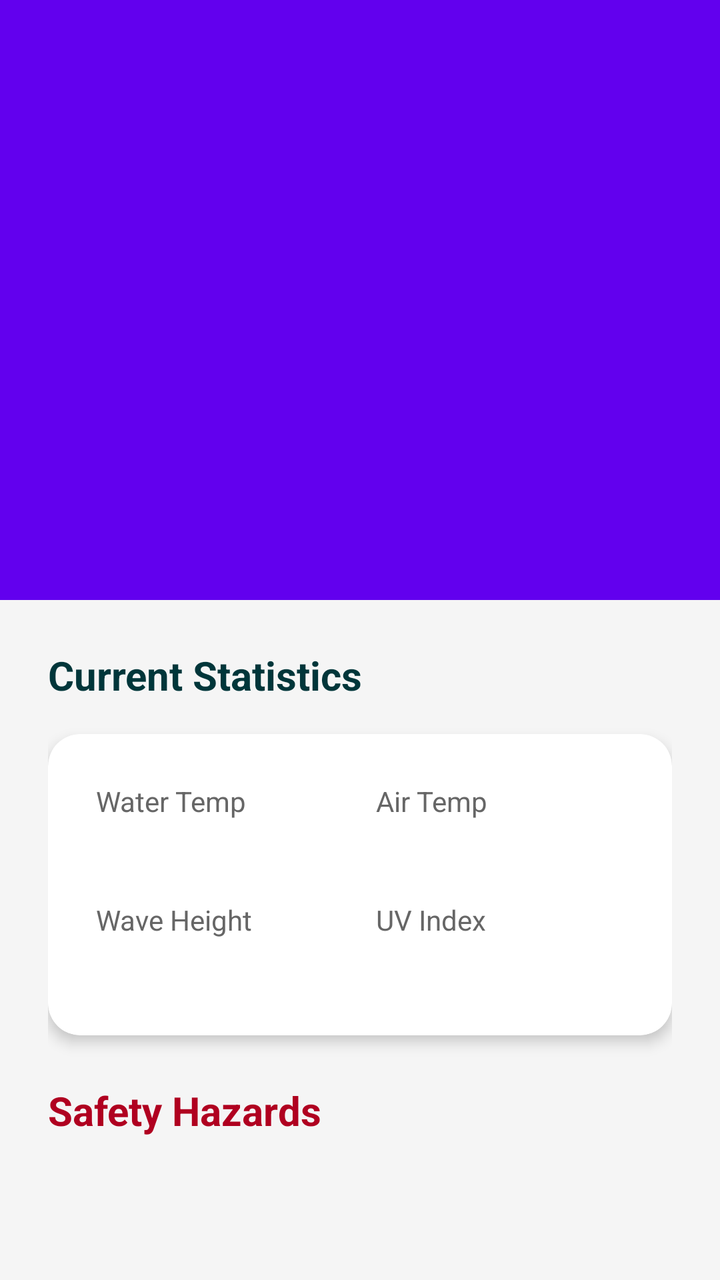
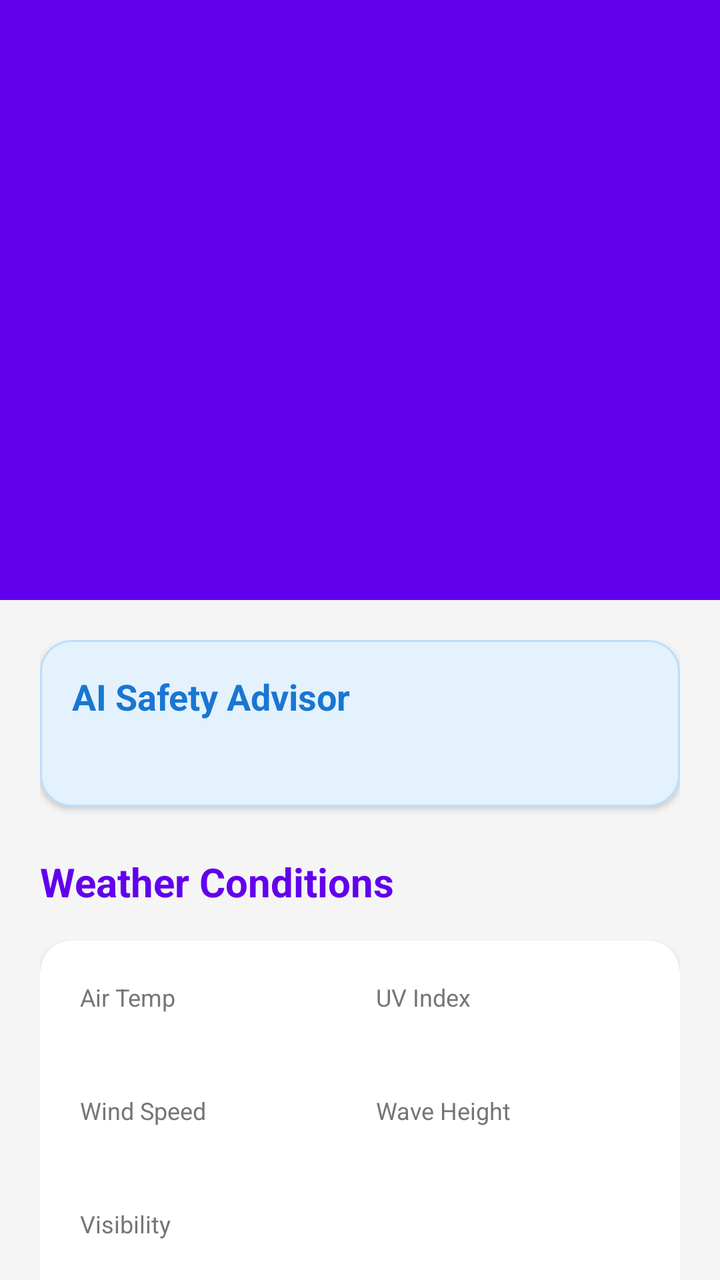

Compare the two renders of this Android layout. The source of the first and the diff that turns it into the second are given below.
<!-- AndroidManifest.xml: activity theme Theme.MyApplication -->
<!-- res/layout/activity_beach_detail.xml -->
<?xml version="1.0" encoding="utf-8"?>
<androidx.coordinatorlayout.widget.CoordinatorLayout xmlns:android="http://schemas.android.com/apk/res/android"
    xmlns:app="http://schemas.android.com/apk/res-auto"
    android:layout_width="match_parent"
    android:layout_height="match_parent"
    android:background="@color/background">

    <com.google.android.material.appbar.AppBarLayout
        android:layout_width="match_parent"
        android:layout_height="300dp"
        android:theme="@style/ThemeOverlay.AppCompat.Dark.ActionBar">

        <com.google.android.material.appbar.CollapsingToolbarLayout
            android:id="@+id/collapsing_toolbar"
            android:layout_width="match_parent"
            android:layout_height="match_parent"
            app:contentScrim="@color/primary"
            app:layout_scrollFlags="scroll|exitUntilCollapsed"
            app:titleEnabled="true">

            <ImageView
                android:id="@+id/beachDetailImage"
                android:layout_width="match_parent"
                android:layout_height="match_parent"
                android:scaleType="centerCrop"
                app:layout_collapseMode="parallax" />

            <com.google.android.material.appbar.MaterialToolbar
                android:id="@+id/detailToolbar"
                android:layout_width="match_parent"
                android:layout_height="?attr/actionBarSize"
                app:layout_collapseMode="pin" />

        </com.google.android.material.appbar.CollapsingToolbarLayout>
    </com.google.android.material.appbar.AppBarLayout>

    <androidx.core.widget.NestedScrollView
        android:layout_width="match_parent"
        android:layout_height="match_parent"
        app:layout_behavior="@string/appbar_scrolling_view_behavior">

        <LinearLayout
            android:layout_width="match_parent"
            android:layout_height="wrap_content"
            android:orientation="vertical"
            android:padding="24dp">

            <TextView
                android:layout_width="wrap_content"
                android:layout_height="wrap_content"
                android:text="Current Statistics"
                android:textColor="@color/primary_variant"
                android:textSize="20sp"
                android:textStyle="bold" />

            <com.google.android.material.card.MaterialCardView
                android:layout_width="match_parent"
                android:layout_height="wrap_content"
                android:layout_marginTop="16dp"
                app:cardCornerRadius="16dp"
                app:cardElevation="4dp"
                app:strokeWidth="0dp">

                <GridLayout
                    android:layout_width="match_parent"
                    android:layout_height="wrap_content"
                    android:columnCount="2"
                    android:padding="16dp">

                    <LinearLayout
                        android:layout_width="0dp"
                        android:layout_height="wrap_content"
                        android:layout_columnWeight="1"
                        android:orientation="vertical"
                        android:padding="8dp">
                        <TextView android:layout_width="wrap_content" android:layout_height="wrap_content" android:text="Water Temp" android:textColor="#666666" />
                        <TextView android:id="@+id/detailWaterTemp" android:layout_width="wrap_content" android:layout_height="wrap_content" android:textSize="18sp" android:textStyle="bold" />
                    </LinearLayout>

                    <LinearLayout
                        android:layout_width="0dp"
                        android:layout_height="wrap_content"
                        android:layout_columnWeight="1"
                        android:orientation="vertical"
                        android:padding="8dp">
                        <TextView android:layout_width="wrap_content" android:layout_height="wrap_content" android:text="Air Temp" android:textColor="#666666" />
                        <TextView android:id="@+id/detailAirTemp" android:layout_width="wrap_content" android:layout_height="wrap_content" android:textSize="18sp" android:textStyle="bold" />
                    </LinearLayout>

                    <LinearLayout
                        android:layout_width="0dp"
                        android:layout_height="wrap_content"
                        android:layout_columnWeight="1"
                        android:orientation="vertical"
                        android:padding="8dp">
                        <TextView android:layout_width="wrap_content" android:layout_height="wrap_content" android:text="Wave Height" android:textColor="#666666" />
                        <TextView android:id="@+id/detailWaveHeight" android:layout_width="wrap_content" android:layout_height="wrap_content" android:textSize="18sp" android:textStyle="bold" />
                    </LinearLayout>

                    <LinearLayout
                        android:layout_width="0dp"
                        android:layout_height="wrap_content"
                        android:layout_columnWeight="1"
                        android:orientation="vertical"
                        android:padding="8dp">
                        <TextView android:layout_width="wrap_content" android:layout_height="wrap_content" android:text="UV Index" android:textColor="#666666" />
                        <TextView android:id="@+id/detailUvIndex" android:layout_width="wrap_content" android:layout_height="wrap_content" android:textSize="18sp" android:textStyle="bold" />
                    </LinearLayout>
                </GridLayout>
            </com.google.android.material.card.MaterialCardView>

            <TextView
                android:layout_width="wrap_content"
                android:layout_height="wrap_content"
                android:layout_marginTop="24dp"
                android:text="Safety Hazards"
                android:textColor="@color/error"
                android:textSize="20sp"
                android:textStyle="bold" />

            <TextView
                android:id="@+id/detailHazards"
                android:layout_width="match_parent"
                android:layout_height="wrap_content"
                android:layout_marginTop="8dp"
                android:lineSpacingExtra="4dp"
                android:textColor="#333333" />

        </LinearLayout>
    </androidx.core.widget.NestedScrollView>

</androidx.coordinatorlayout.widget.CoordinatorLayout>
<!-- resources referenced by this layout -->
<resources>
  <color name="background">#F5F5F5</color>
  <color name="error">#B00020</color>
  <color name="primary">#006064</color>
  <color name="primary_variant">#00363a</color>
  <style name="Theme.MyApplication" parent="Theme.MaterialComponents.DayNight.DarkActionBar">
          
          <item name="colorPrimary">@color/purple_500</item>
          <item name="colorPrimaryVariant">@color/purple_700</item>
          <item name="colorOnPrimary">@color/white</item>
          
          <item name="colorSecondary">@color/teal_200</item>
          <item name="colorSecondaryVariant">@color/teal_700</item>
          <item name="colorOnSecondary">@color/black</item>
          
          <item name="android:statusBarColor">?attr/colorPrimaryVariant</item>
          
      </style>
  <color name="purple_500">#6200EE</color>
  <color name="purple_700">#3700B3</color>
  <color name="white">#FFFFFF</color>
  <color name="teal_200">#03DAC5</color>
  <color name="teal_700">#018786</color>
  <color name="black">#000000</color>
</resources>

<!-- the commit's change to res/layout/activity_beach_detail.xml (unified diff, before → after) -->
@@ -3,20 +3,20 @@
     xmlns:app="http://schemas.android.com/apk/res-auto"
     android:layout_width="match_parent"
     android:layout_height="match_parent"
-    android:background="@color/background">
+    android:background="#F5F5F5">
 
     <com.google.android.material.appbar.AppBarLayout
         android:layout_width="match_parent"
         android:layout_height="300dp"
-        android:theme="@style/ThemeOverlay.AppCompat.Dark.ActionBar">
+        android:theme="@style/ThemeOverlay.MaterialComponents.Dark">
 
         <com.google.android.material.appbar.CollapsingToolbarLayout
             android:id="@+id/collapsing_toolbar"
             android:layout_width="match_parent"
             android:layout_height="match_parent"
-            app:contentScrim="@color/primary"
+            app:contentScrim="?attr/colorPrimary"
             app:layout_scrollFlags="scroll|exitUntilCollapsed"
-            app:titleEnabled="true">
+            app:titleEnabled="false">
 
             <ImageView
                 android:id="@+id/beachDetailImage"
@@ -43,13 +43,49 @@
             android:layout_width="match_parent"
             android:layout_height="wrap_content"
             android:orientation="vertical"
-            android:padding="24dp">
+            android:padding="20dp">
+
+            
+            <com.google.android.material.card.MaterialCardView
+                android:layout_width="match_parent"
+                android:layout_height="wrap_content"
+                android:layout_marginBottom="24dp"
+                app:cardBackgroundColor="#E3F2FD"
+                app:cardCornerRadius="16dp"
+                app:cardElevation="2dp"
+                app:strokeColor="#BBDEFB"
+                app:strokeWidth="1dp">
+
+                <LinearLayout
+                    android:layout_width="match_parent"
+                    android:layout_height="wrap_content"
+                    android:orientation="vertical"
+                    android:padding="16dp">
+
+                    <TextView
+                        android:layout_width="wrap_content"
+                        android:layout_height="wrap_content"
+                        android:text="AI Safety Advisor"
+                        android:textColor="#1976D2"
+                        android:textSize="18sp"
+                        android:textStyle="bold" />
+
+                    <TextView
+                        android:id="@+id/advisorSummary"
+                        android:layout_width="match_parent"
+                        android:layout_height="wrap_content"
+                        android:layout_marginTop="8dp"
+                        android:lineSpacingExtra="4dp"
+                        android:textColor="#333333"
+                        android:textSize="14sp" />
+                </LinearLayout>
+            </com.google.android.material.card.MaterialCardView>
 
             <TextView
                 android:layout_width="wrap_content"
                 android:layout_height="wrap_content"
-                android:text="Current Statistics"
-                android:textColor="@color/primary_variant"
+                android:text="Weather Conditions"
+                android:textColor="?attr/colorPrimary"
                 android:textSize="20sp"
                 android:textStyle="bold" />
 
@@ -58,53 +94,68 @@
                 android:layout_height="wrap_content"
                 android:layout_marginTop="16dp"
                 app:cardCornerRadius="16dp"
-                app:cardElevation="4dp"
+                app:cardElevation="2dp"
                 app:strokeWidth="0dp">
 
                 <GridLayout
                     android:layout_width="match_parent"
                     android:layout_height="wrap_content"
                     android:columnCount="2"
-                    android:padding="16dp">
+                    android:padding="12dp">
 
+                    
                     <LinearLayout
                         android:layout_width="0dp"
                         android:layout_height="wrap_content"
                         android:layout_columnWeight="1"
                         android:orientation="vertical"
                         android:padding="8dp">
-                        <TextView android:layout_width="wrap_content" android:layout_height="wrap_content" android:text="Water Temp" android:textColor="#666666" />
-                        <TextView android:id="@+id/detailWaterTemp" android:layout_width="wrap_content" android:layout_height="wrap_content" android:textSize="18sp" android:textStyle="bold" />
+                        <TextView android:layout_width="wrap_content" android:layout_height="wrap_content" android:text="Air Temp" android:textColor="#757575" android:textSize="12sp" />
+                        <TextView android:id="@+id/detailAirTemp" android:layout_width="wrap_content" android:layout_height="wrap_content" android:textColor="#212121" android:textSize="18sp" android:textStyle="bold" />
                     </LinearLayout>
 
+                    
                     <LinearLayout
                         android:layout_width="0dp"
                         android:layout_height="wrap_content"
                         android:layout_columnWeight="1"
                         android:orientation="vertical"
                         android:padding="8dp">
-                        <TextView android:layout_width="wrap_content" android:layout_height="wrap_content" android:text="Air Temp" android:textColor="#666666" />
-                        <TextView android:id="@+id/detailAirTemp" android:layout_width="wrap_content" android:layout_height="wrap_content" android:textSize="18sp" android:textStyle="bold" />
+                        <TextView android:layout_width="wrap_content" android:layout_height="wrap_content" android:text="UV Index" android:textColor="#757575" android:textSize="12sp" />
+                        <TextView android:id="@+id/detailUvIndex" android:layout_width="wrap_content" android:layout_height="wrap_content" android:textColor="#212121" android:textSize="18sp" android:textStyle="bold" />
                     </LinearLayout>
 
+                    
                     <LinearLayout
                         android:layout_width="0dp"
                         android:layout_height="wrap_content"
                         android:layout_columnWeight="1"
                         android:orientation="vertical"
                         android:padding="8dp">
-                        <TextView android:layout_width="wrap_content" android:layout_height="wrap_content" android:text="Wave Height" android:textColor="#666666" />
-                        <TextView android:id="@+id/detailWaveHeight" android:layout_width="wrap_content" android:layout_height="wrap_content" android:textSize="18sp" android:textStyle="bold" />
+                        <TextView android:layout_width="wrap_content" android:layout_height="wrap_content" android:text="Wind Speed" android:textColor="#757575" android:textSize="12sp" />
+                        <TextView android:id="@+id/detailWindSpeed" android:layout_width="wrap_content" android:layout_height="wrap_content" android:textColor="#212121" android:textSize="18sp" android:textStyle="bold" />
                     </LinearLayout>
 
+                    
                     <LinearLayout
                         android:layout_width="0dp"
                         android:layout_height="wrap_content"
                         android:layout_columnWeight="1"
                         android:orientation="vertical"
                         android:padding="8dp">
-                        <TextView android:layout_width="wrap_content" android:layout_height="wrap_content" android:text="UV Index" android:textColor="#666666" />
-                        <TextView android:id="@+id/detailUvIndex" android:layout_width="wrap_content" android:layout_height="wrap_content" android:textSize="18sp" android:textStyle="bold" />
+                        <TextView android:layout_width="wrap_content" android:layout_height="wrap_content" android:text="Wave Height" android:textColor="#757575" android:textSize="12sp" />
+                        <TextView android:id="@+id/detailWaveHeight" android:layout_width="wrap_content" android:layout_height="wrap_content" android:textColor="#212121" android:textSize="18sp" android:textStyle="bold" />
+                    </LinearLayout>
+
+                    
+                    <LinearLayout
+                        android:layout_width="0dp"
+                        android:layout_height="wrap_content"
+                        android:layout_columnWeight="1"
+                        android:orientation="vertical"
+                        android:padding="8dp">
+                        <TextView android:layout_width="wrap_content" android:layout_height="wrap_content" android:text="Visibility" android:textColor="#757575" android:textSize="12sp" />
+                        <TextView android:id="@+id/detailVisibility" android:layout_width="wrap_content" android:layout_height="wrap_content" android:textColor="#212121" android:textSize="18sp" android:textStyle="bold" />
                     </LinearLayout>
                 </GridLayout>
             </com.google.android.material.card.MaterialCardView>
@@ -113,18 +164,29 @@
                 android:layout_width="wrap_content"
                 android:layout_height="wrap_content"
                 android:layout_marginTop="24dp"
-                android:text="Safety Hazards"
-                android:textColor="@color/error"
+                android:text="Safety Alerts"
+                android:textColor="#D32F2F"
                 android:textSize="20sp"
                 android:textStyle="bold" />
 
-            <TextView
-                android:id="@+id/detailHazards"
+            <com.google.android.material.card.MaterialCardView
                 android:layout_width="match_parent"
                 android:layout_height="wrap_content"
-                android:layout_marginTop="8dp"
-                android:lineSpacingExtra="4dp"
-                android:textColor="#333333" />
+                android:layout_marginTop="12dp"
+                app:cardCornerRadius="12dp"
+                app:cardElevation="0dp"
+                app:strokeColor="#FFCDD2"
+                app:strokeWidth="1dp">
+
+                <TextView
+                    android:id="@+id/detailHazards"
+                    android:layout_width="match_parent"
+                    android:layout_height="wrap_content"
+                    android:padding="16dp"
+                    android:lineSpacingExtra="6dp"
+                    android:textColor="#424242"
+                    android:textSize="15sp" />
+            </com.google.android.material.card.MaterialCardView>
 
         </LinearLayout>
     </androidx.core.widget.NestedScrollView>
<!-- resource entries referenced after the edit -->
@@ -1,10 +1,6 @@
 <!-- resources referenced by this layout -->
 <resources>
-  <color name="background">#F5F5F5</color>
-  <color name="error">#B00020</color>
-  <color name="primary">#006064</color>
-  <color name="primary_variant">#00363a</color>
-  <style name="Theme.MyApplication" parent="Theme.MaterialComponents.DayNight.DarkActionBar">
+  <style name="Theme.MyApplication" parent="Theme.MaterialComponents.DayNight.NoActionBar">
           
           <item name="colorPrimary">@color/purple_500</item>
           <item name="colorPrimaryVariant">@color/purple_700</item>
@@ -16,6 +12,9 @@
           
           <item name="android:statusBarColor">?attr/colorPrimaryVariant</item>
           
+          <item name="windowActionBar">false</item>
+          <item name="windowNoTitle">true</item>
+          
       </style>
   <color name="purple_500">#6200EE</color>
   <color name="purple_700">#3700B3</color>
